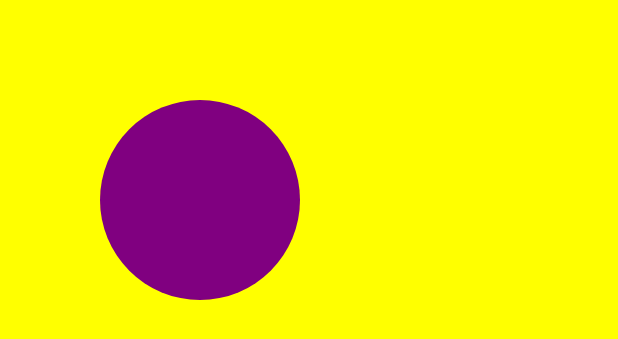
After one commit to SehnWang/AndroidPractice, an Android app: the layout activity_myview_test.xml on its own in the app's theme, with its tools: preview values and no code run, on a phone screen of 412 x 824 dp. The commit adds this screen. Shown: the top 339 px of the screen. Run offline under Robolectric (Android 15) with nearby library versions, the phone set to English and light mode, and no system bars.

Commit message:
新增自定义view

```diff
--- a/app/src/main/AndroidManifest.xml
+++ b/app/src/main/AndroidManifest.xml
@@ -9,6 +9,9 @@
         android:supportsRtl="true"
         android:theme="@style/AppTheme">
         <activity android:name=".MainActivity">
+
+        </activity>
+        <activity android:name=".draw.MyViewActivity">
             <intent-filter>
                 <action android:name="android.intent.action.MAIN" />
 
--- /dev/null
+++ b/app/src/main/java/com/xhao/androidpractice/draw/MyView.java
@@ -0,0 +1,48 @@
+package com.xhao.androidpractice.draw;
+
+import android.content.Context;
+import android.graphics.Canvas;
+import android.graphics.Paint;
+import android.util.AttributeSet;
+import android.view.View;
+
+import com.xhao.androidpractice.R;
+
+/**
+ * Created by WongxHao on 2016/5/25 22:35
+ */
+public class MyView extends View {
+    private Paint mPaint;
+
+    public MyView(Context context) {
+        super(context);
+        init();
+    }
+
+    public MyView(Context context, AttributeSet attrs) {
+        super(context, attrs);
+        init();
+    }
+
+    public MyView(Context context, AttributeSet attrs, int defStyleAttr) {
+        super(context, attrs, defStyleAttr);
+        init();
+    }
+
+    private void init(){
+        mPaint = new Paint();
+        mPaint.setAntiAlias(true);//抗锯齿
+        mPaint.setColor(getResources().getColor(R.color.purple));//画笔颜色
+        mPaint.setStyle(Paint.Style.FILL);//画笔风格
+        mPaint.setTextSize(36);//绘制文字大小，单位px
+        mPaint.setStrokeWidth(5);//画笔粗细
+
+    }
+
+    @Override
+    protected void onDraw(Canvas canvas) {
+        super.onDraw(canvas);
+        canvas.drawColor(getResources().getColor(R.color.yellow));//设置画布颜色
+        canvas.drawCircle(200, 200, 100, mPaint);
+    }
+}
--- /dev/null
+++ b/app/src/main/res/layout/activity_myview_test.xml
@@ -0,0 +1,8 @@
+<?xml version="1.0" encoding="utf-8"?>
+<LinearLayout xmlns:android="http://schemas.android.com/apk/res/android"
+    android:layout_width="match_parent"
+    android:layout_height="match_parent">
+    <com.xhao.androidpractice.draw.MyView
+        android:layout_width="match_parent"
+        android:layout_height="match_parent" />
+</LinearLayout>
--- a/app/src/main/res/values/colors.xml
+++ b/app/src/main/res/values/colors.xml
@@ -3,4 +3,6 @@
     <color name="colorPrimary">#3F51B5</color>
     <color name="colorPrimaryDark">#303F9F</color>
     <color name="colorAccent">#FF4081</color>
+    <color name="purple">#800080</color>
+    <color name="yellow">#FFFF00</color>
 </resources>
```
Also changed, not shown: app/src/main/java/com/xhao/androidpractice/draw/MyViewActivity.java (added, +18 -0 lines), 2 other files.
